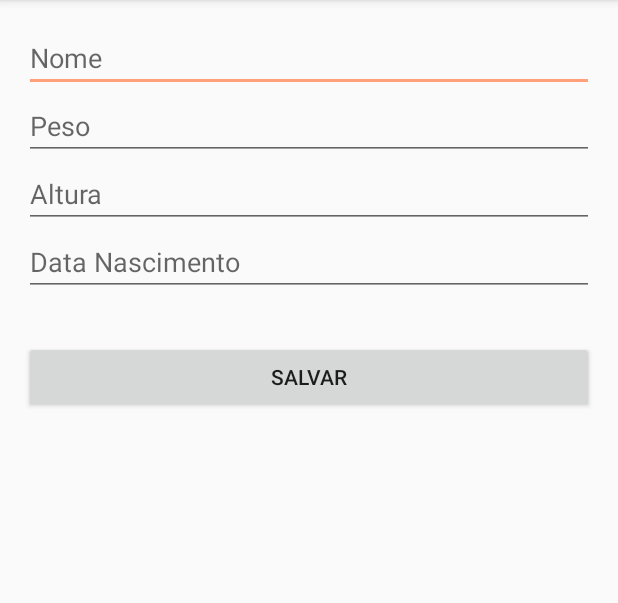
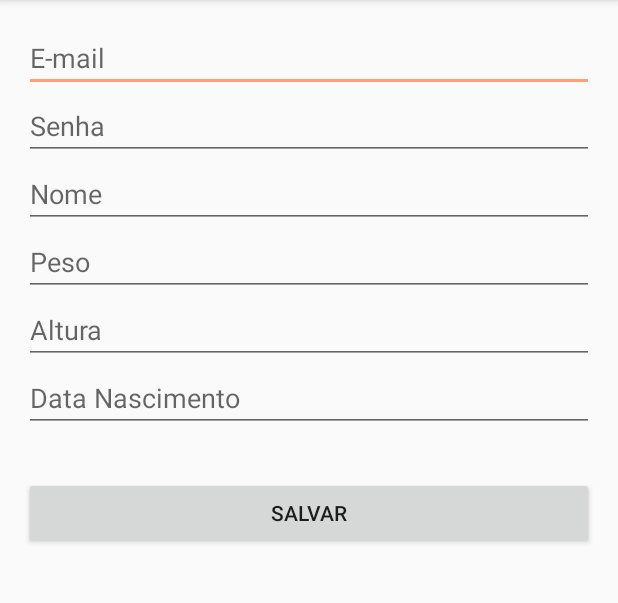
Before and after one commit to ge17/CoopFit, an Android app: the NavigationActivity screen opened directly, with no data from a screen before it, in the side drawer, after a tap on "Meu Perfil", on a phone screen of 412 x 824 dp, the part 84-687 px from its top. Run offline under Robolectric (Android 15) with nearby library versions, the light colour scheme and no system bars; libraries missing offline, so code that uses them is left out: com.github.mikephil.charting.

Commit message:
Commit 1.1

```diff
--- a/app/src/main/java/fiap/com/br/coopfit/NavigationActivity.java
+++ b/app/src/main/java/fiap/com/br/coopfit/NavigationActivity.java
@@ -36,6 +36,7 @@ import java.util.ArrayList;
 import java.util.List;
 import java.util.Set;
 
+import fiap.com.br.coopfit.dao.CoopFitDB;
 import fiap.com.br.coopfit.service.CoopFitService;
 import fiap.com.br.coopfit.to.Pessoa;
 import retrofit2.Call;
@@ -59,8 +60,11 @@ public class NavigationActivity extends AppCompatActivity
     TextView tvUser;
 
     String nome;
+    String senha;
 
-
+    EditText txtEmail;
+    EditText txtSenha;
+    EditText txtNome;
 
 
     Spinner spDispositivos;
@@ -117,7 +121,10 @@ public class NavigationActivity extends AppCompatActivity
             if(bundle != null){
 
                 nome = bundle.getString("user");
+                senha = bundle.getString("pass");
                 tvUser.setText(nome);
+
+
 
             }
         }
@@ -195,6 +202,15 @@ public class NavigationActivity extends AppCompatActivity
                         .inflate(R.layout.activity_config, dynamicContent, false);
 
                 dynamicContent.addView(wizardView);
+
+              txtEmail = findViewById(R.id.txt_email);
+              txtSenha = findViewById(R.id.txt_senha);
+              txtNome  = findViewById(R.id.txt_nome);
+
+                txtEmail.setText(nome);
+                txtSenha.setText(senha);
+                txtNome.setText(nome);
+
 //                carregarDadosConfig();
             } else if (id == R.id.nav_manage) {
                 View wizardView = getLayoutInflater()
@@ -337,46 +353,46 @@ public class NavigationActivity extends AppCompatActivity
     }
 
 
-    public void salvarConfig(View view) {
-        etNome = findViewById(R.id.txt_nome);
-        etPeso = findViewById(R.id.txt_peso);
-        etAltura = findViewById(R.id.txt_altura);
-        etNasc = findViewById(R.id.txt_nasc);
-
-        Pessoa p = new Pessoa();
-
-        p.setNome(String.valueOf(etNome.getText()));
-        p.setPeso(Double.valueOf(String.valueOf(etPeso.getText())));
-        p.setAltura(Double.valueOf(String.valueOf(etAltura.getText())));
-        p.setNascimento(Date.valueOf(String.valueOf(etNasc.getText())));
-
-
-        Retrofit retrofit = new Retrofit.Builder()
-                .baseUrl("http://10.0.2.2:8080/")
-                .addConverterFactory(GsonConverterFactory.create())
-                .build();
-
-        if(!retrofit.baseUrl().equals("http://10.0.2.2:8080/")){
-            retrofit = new Retrofit.Builder()
-                    .baseUrl("http://192.168.0.106:8080/")
-                    .addConverterFactory(GsonConverterFactory.create())
-                    .build();
-        }
-
-        CoopFitService api = retrofit.create(CoopFitService.class);
-
-        api.setPessoa(p).enqueue(new Callback<Pessoa>() {
-            @Override
-            public void onResponse(Call<Pessoa> call, Response<Pessoa> response) {
-
-            }
-
-            @Override
-            public void onFailure(Call<Pessoa> call, Throwable t) {
-                Toast.makeText(NavigationActivity.this, "Erro" + t.getMessage(), Toast.LENGTH_SHORT).show();
-            }
-        });
-    }
+//    public void salvarConfig(View view) {
+//        etNome = findViewById(R.id.txt_nome);
+//        etPeso = findViewById(R.id.txt_peso);
+//        etAltura = findViewById(R.id.txt_altura);
+//        etNasc = findViewById(R.id.txt_nasc);
+//
+//        Pessoa p = new Pessoa();
+//
+//        p.setNome(String.valueOf(etNome.getText()));
+//        p.setPeso(Double.valueOf(String.valueOf(etPeso.getText())));
+//        p.setAltura(Double.valueOf(String.valueOf(etAltura.getText())));
+//        p.setNascimento(Date.valueOf(String.valueOf(etNasc.getText())));
+//
+//
+//        Retrofit retrofit = new Retrofit.Builder()
+//                .baseUrl("http://10.0.2.2:8080/")
+//                .addConverterFactory(GsonConverterFactory.create())
+//                .build();
+//
+//        if(!retrofit.baseUrl().equals("http://10.0.2.2:8080/")){
+//            retrofit = new Retrofit.Builder()
+//                    .baseUrl("http://192.168.0.106:8080/")
+//                    .addConverterFactory(GsonConverterFactory.create())
+//                    .build();
+//        }
+//
+//        CoopFitService api = retrofit.create(CoopFitService.class);
+//
+//        api.setPessoa(p).enqueue(new Callback<Pessoa>() {
+//            @Override
+//            public void onResponse(Call<Pessoa> call, Response<Pessoa> response) {
+//
+//            }
+//
+//            @Override
+//            public void onFailure(Call<Pessoa> call, Throwable t) {
+//                Toast.makeText(NavigationActivity.this, "Erro" + t.getMessage(), Toast.LENGTH_SHORT).show();
+//            }
+//        });
+//    }
 
 
     public void carregarDadosMedimento(){
@@ -462,4 +478,33 @@ public class NavigationActivity extends AppCompatActivity
     }
 
 
+    public void salvarConfig(View view) {
+
+        try {
+            Pessoa p = new Pessoa();
+            p.setEmail(String.valueOf(txtEmail.getText()));
+            p.setSenha(String.valueOf(txtSenha.getText()));
+            p.setNome(String.valueOf(txtNome.getText()));
+
+            CoopFitDB db = new CoopFitDB(this);
+
+            db.updatePessoa(p);
+            db.close();
+
+
+            Toast.makeText(this, "Dados atualizados com sucesso!", Toast.LENGTH_SHORT).show();
+
+//        SharedPreferences preferences = getPreferences(MODE_PRIVATE);
+//
+//        PessoaPreferences dao = new PessoaPreferences(preferences);
+//        dao.salvarPessoaPreference(p.getNome(),p.getNome());
+//        dao.salvarPessoaPreference(p.getSenha(),p.getSenha());
+
+        }catch (Exception e){
+            Toast.makeText(this, "Erro ao atualizar", Toast.LENGTH_SHORT).show();
+        }
+
+    }
+
+
 }
--- a/app/src/main/java/fiap/com/br/coopfit/RegisterActivity.java
+++ b/app/src/main/java/fiap/com/br/coopfit/RegisterActivity.java
@@ -13,6 +13,7 @@ public class RegisterActivity extends AppCompatActivity {
 
     EditText txtEmail;
     EditText txtSenha;
+    EditText txtNome;
 
     @Override
     protected void onCreate(Bundle savedInstanceState) {
@@ -21,6 +22,7 @@ public class RegisterActivity extends AppCompatActivity {
 
         txtEmail = findViewById(R.id.txt_email);
         txtSenha = findViewById(R.id.txt_senha);
+        txtNome = findViewById(R.id.txt_nome);
     }
 
     public void saveChanges(View view) {
@@ -29,6 +31,7 @@ public class RegisterActivity extends AppCompatActivity {
             Pessoa p = new Pessoa();
             p.setEmail(txtEmail.getText().toString());
             p.setSenha(txtSenha.getText().toString());
+            p.setNome(txtNome.getText().toString());
 
             CoopFitDB db = new CoopFitDB(this);
             db.insertPessoa(p);
@@ -36,7 +39,7 @@ public class RegisterActivity extends AppCompatActivity {
             Toast.makeText(this, "Cadastro realizado com sucesso!", Toast.LENGTH_SHORT).show();
             finish();
         }catch (Exception e){
-
+            Toast.makeText(this, "Erro ao cadastrar", Toast.LENGTH_SHORT).show();
         }
     }
 }
--- a/app/src/main/java/fiap/com/br/coopfit/dao/CoopFitDB.java
+++ b/app/src/main/java/fiap/com/br/coopfit/dao/CoopFitDB.java
@@ -29,7 +29,7 @@ public class CoopFitDB extends SQLiteOpenHelper {
     @Override
     public void onCreate(SQLiteDatabase db) {
 
-        db.execSQL("create table if not exists T_PESSOA(email text, senha text)");
+        db.execSQL("create table if not exists T_PESSOA(email text, senha text, nome text)");
     }
 
     @Override
@@ -43,8 +43,20 @@ public class CoopFitDB extends SQLiteOpenHelper {
         ContentValues cv = new ContentValues();
         cv.put("email", pessoa.getEmail());
         cv.put("senha", pessoa.getSenha());
+        cv.put("nome", pessoa.getNome());
 
         db.insert(TB_PESSOA, null, cv);
+    }
+
+    public void updatePessoa(Pessoa pessoa) {
+        SQLiteDatabase db = getWritableDatabase();
+
+        ContentValues cv = new ContentValues();
+        cv.put("email", pessoa.getEmail());
+        cv.put("senha", pessoa.getSenha());
+        cv.put("nome", pessoa.getNome());
+
+        db.update(TB_PESSOA, cv, "email = ?", new String[]{pessoa.getEmail()});
     }
 
     public Pessoa findPessoa(String email, String senha) {
--- a/app/src/main/res/layout/activity_config.xml
+++ b/app/src/main/res/layout/activity_config.xml
@@ -22,7 +22,24 @@
             android:orientation="vertical"
             >
 
+            <EditText
+                android:layout_width="match_parent"
+                android:layout_height="wrap_content"
+                android:maxLines="1"
+                android:id="@+id/txt_email"
+                android:hint="E-mail"
+                android:singleLine="true"
+                />
 
+            <EditText
+                android:layout_width="match_parent"
+                android:layout_height="wrap_content"
+                android:maxLines="1"
+                android:id="@+id/txt_senha"
+                android:hint="Senha"
+                android:singleLine="true"
+                android:inputType="textPassword"
+                />
 
 
             <EditText
@@ -35,8 +52,6 @@
                 />
 
 
-
-
             <EditText
                 android:layout_width="match_parent"
                 android:layout_height="wrap_content"
@@ -45,8 +60,6 @@
                 android:hint="Peso"
                 android:singleLine="true"
                 />
-
-
 
 
             <EditText
@@ -68,8 +81,6 @@
                 />
 
 
-
-
             <Button
                 android:layout_width="match_parent"
                 android:layout_height="wrap_content"
--- a/build.gradle
+++ b/build.gradle
@@ -7,7 +7,7 @@ buildscript {
         jcenter()
     }
     dependencies {
-        classpath 'com.android.tools.build:gradle:3.1.2'
+        classpath 'com.android.tools.build:gradle:3.1.4'
 
 
         // NOTE: Do not place your application dependencies here; they belong
```
Also changed, not shown: app/src/main/java/fiap/com/br/coopfit/ConfigActivity.java (+27 -9 lines), app/src/main/java/fiap/com/br/coopfit/LoginActivity.java (+5 -3 lines). Lines whose indentation alone changed are shown as unchanged.
